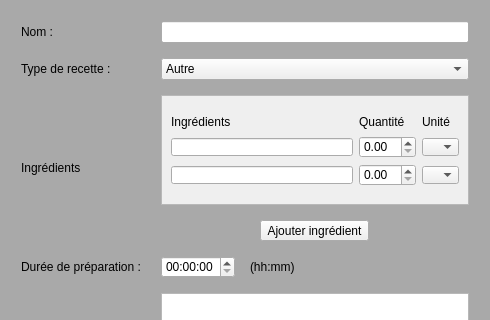
Before: the Qt Designer form fenetreajoutrecette.ui in ACoupat/Refrigestion, drawn with Qt 5; both pictures show x 0 to 490 and y 0 to 320 of the 490 by 580 pixel window.
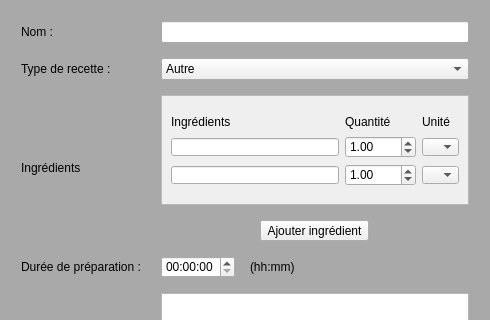
After: the same form once the commit is applied.

```diff
--- a/fenetreajoutrecette.ui
+++ b/fenetreajoutrecette.ui
@@ -75,7 +75,17 @@
            <item row="0" column="0">
             <layout class="QGridLayout" name="grilleIngredients">
              <item row="1" column="1">
-              <widget class="QDoubleSpinBox" name="sb_ing1"/>
+              <widget class="QDoubleSpinBox" name="sb_ing1">
+               <property name="minimum">
+                <double>0.010000000000000</double>
+               </property>
+               <property name="maximum">
+                <double>5000.000000000000000</double>
+               </property>
+               <property name="value">
+                <double>1.000000000000000</double>
+               </property>
+              </widget>
              </item>
              <item row="1" column="2">
               <widget class="QComboBox" name="cb_ing1">
@@ -175,12 +185,22 @@
                </item>
               </widget>
              </item>
-             <item row="2" column="1">
-              <widget class="QDoubleSpinBox" name="sb_ing2"/>
-             </item>
              <item row="2" column="0">
               <widget class="QLineEdit" name="le_ing2"/>
              </item>
+             <item row="2" column="1">
+              <widget class="QDoubleSpinBox" name="sb_ing2">
+               <property name="minimum">
+                <double>0.010000000000000</double>
+               </property>
+               <property name="maximum">
+                <double>5000.000000000000000</double>
+               </property>
+               <property name="value">
+                <double>1.000000000000000</double>
+               </property>
+              </widget>
+             </item>
             </layout>
            </item>
           </layout>
```
